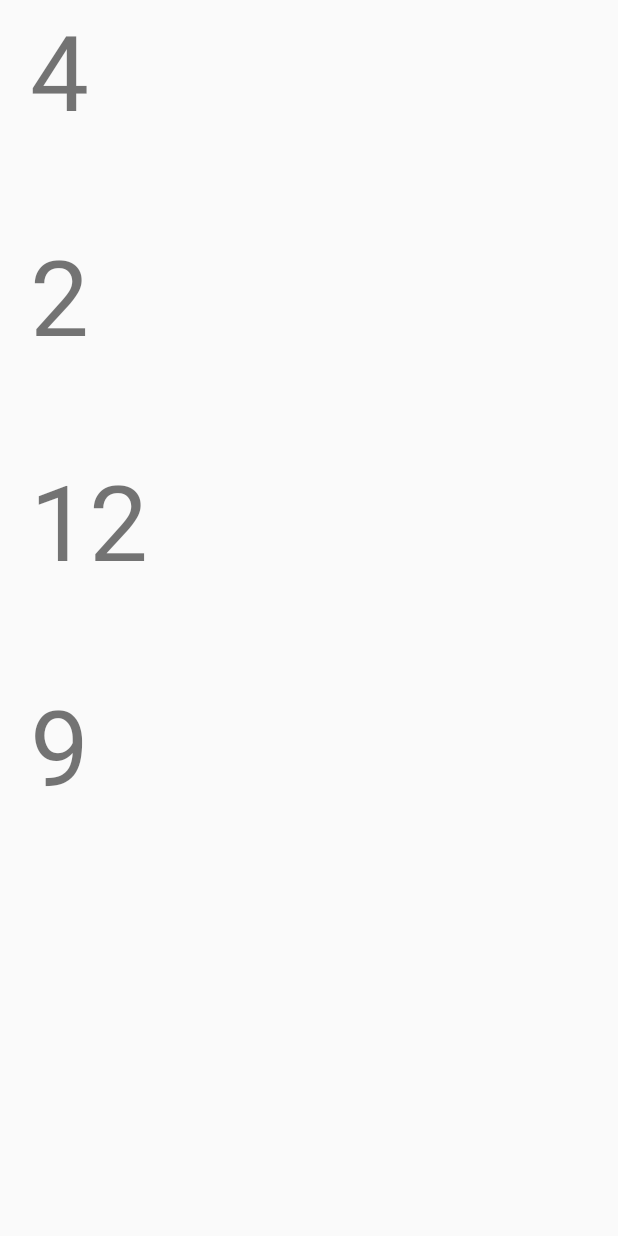
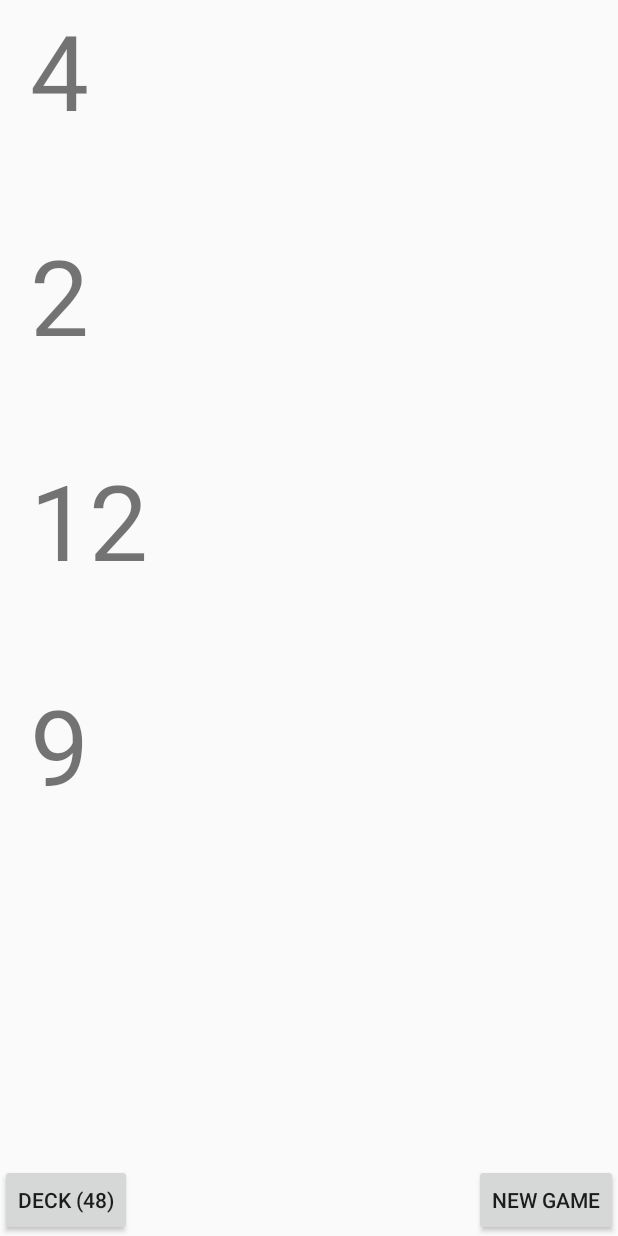
Before and after one commit to joboeckmann/Happy, an Android app: the MainActivity screen opened directly, with no data from a screen before it, on a phone screen of 412 x 824 dp. Run offline under Robolectric (Android 15) with nearby library versions, the phone set to English and light mode, and no system bars.

Commit message:
bugs as far as the eye can see. trying to fix the makeBig method

```diff
--- a/app/src/main/java/example/happy/MainActivity.java
+++ b/app/src/main/java/example/happy/MainActivity.java
@@ -1,6 +1,7 @@
 package example.happy;
 
 import android.app.Activity;
+import android.content.Intent;
 import android.os.Bundle;
 import android.support.v7.widget.LinearLayoutManager;
 import android.support.v7.widget.RecyclerView;
@@ -9,7 +10,9 @@ import android.util.TypedValue;
 import android.view.LayoutInflater;
 import android.view.View;
 import android.view.ViewGroup;
+import android.widget.Button;
 import android.widget.TextView;
+
 
 import java.util.ArrayList;
 
@@ -36,6 +39,8 @@ public class MainActivity extends Activity {
 //    private MyAdapter mAdapter4;
     private example.happy.RView[] rViews;
     private Game g;
+    private Button button;
+    //private Boolean stupidBug;
 
 
     @Override
@@ -80,8 +85,33 @@ public class MainActivity extends Activity {
 //        mRecyclerView2.setAdapter(mAdapter2);
 //        mRecyclerView3.setAdapter(mAdapter3);
 //        mRecyclerView4.setAdapter(mAdapter4);
+        //stupidBug=false;
 
+        button = (Button) findViewById(R.id.butt2);
+        button.setText("Deck (48)");
+        button.setOnClickListener(new View.OnClickListener() {
+            public void onClick(View v) {
+                //stupidBug=true;
+                g.doDeckStuff(rViews[0].adapter, rViews[1].adapter, rViews[2].adapter, rViews[3].adapter);
+//                if(g.first.inUse) {
+//                    g.makeSmall();
+//                }
+//                if (g.second.inUse){
+//                    g.makeSmall(2);
+//                }
+                button.setText("Deck (" + g.deck.size() + ")");
 
+            }
+
+        });
+       Button button2 = (Button) findViewById(R.id.butt3);
+        button2.setOnClickListener(new View.OnClickListener() {
+            public void onClick(View v) {
+                Intent intent = new Intent(MainActivity.this, JokeActivity.class);
+                startActivity(intent);
+            }
+
+        });
 
 
     }
@@ -95,10 +125,14 @@ public class MainActivity extends Activity {
            rViews[index].adapter.setOnItemClickListener(new MyAdapter.ClickListener() {
                @Override
                public void onItemClick(int position, View v) {
-                   boolean move=g.makeMove(position,i+1,rViews[i].adapter);
+                   //boolean move=true;
+                  // if (!stupidBug) {
+                      Boolean  move = g.makeMove(position, i + 1, rViews[i].adapter);
+                  // }
                    if (!move){
-                       g.makeBig(position,rViews[i].adapter.vList);
+                       g.makeBig(position);//,rViews[i].adapter.vList);
                    }
+                  // stupidBug=false;
                // for (int j = 0; j <= position; j++) {
 
 //                    v=rViews[i].adapter.vList.get(j);
@@ -112,6 +146,7 @@ public class MainActivity extends Activity {
 
            }
        }
+
 //        ((MyAdapter) mAdapter).setOnItemClickListener(new MyAdapter.ClickListener() {
 //            @Override
 //            public void onItemClick(int position, View v) {
--- a/app/src/main/res/layout/activity_main.xml
+++ b/app/src/main/res/layout/activity_main.xml
@@ -31,4 +31,22 @@
         android:layout_height="150dp"
         android:layout_below="@+id/my_recycler_view3"/>
 
+    <Button
+        android:layout_width="wrap_content"
+        android:layout_height="wrap_content"
+        android:text=""
+        android:id="@+id/butt2"
+        android:layout_alignParentBottom="true"
+        android:layout_alignParentLeft="true"
+        android:layout_alignParentStart="true" />
+
+    <Button
+        android:layout_width="wrap_content"
+        android:layout_height="wrap_content"
+        android:text="New Game"
+        android:id="@+id/butt3"
+        android:layout_alignParentBottom="true"
+        android:layout_alignParentRight="true"
+        android:layout_alignParentEnd="true" />
+
 </RelativeLayout>
```
Also changed, not shown: app/src/main/java/example/happy/Game.java (+58 -14 lines), 26 other files.
